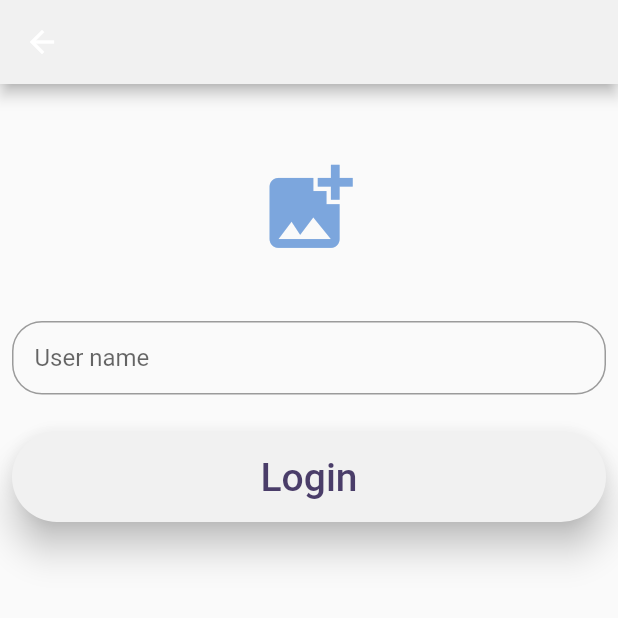
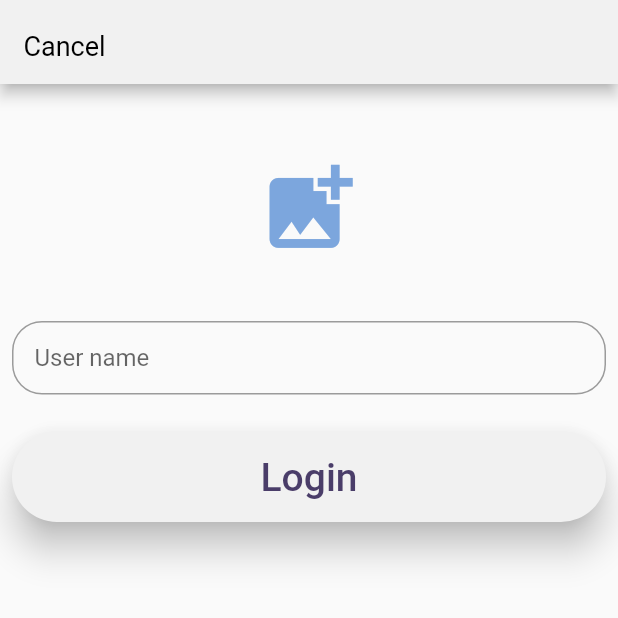
Before and after one commit to kabigon-li/flutter-practice, a Flutter app: the screen it shows after launch, after a tap on the "person add" icon, on a phone screen of 412 x 824 dp, the top half of it. Run offline on Flutter 3.47's test engine with Material 2 defaults, Android fonts, the phone set to English and light mode, and no system bars; our stand-ins replace flutter_calendar_carousel, fluttertoast, image_picker, settings_ui, sqflite; accounts and stored records are empty; Roboto replaces fonts that are missing (iconfont).

Commit message:
update: loginPage cancle button

```diff
--- a/lib/pages/loginPage.dart
+++ b/lib/pages/loginPage.dart
@@ -102,6 +102,23 @@ class _LoginPageState extends State<LoginPage> {
     final colorThemeProvider = Provider.of<ColorThemeProvider>(context);
     return Scaffold(
       appBar: AppBar(
+        leading: Padding(
+          padding: const EdgeInsets.only(left:30.0,top:20),
+          child: OverflowBox(
+            maxWidth: 100,
+            maxHeight: 100,
+            child: GestureDetector(
+              child: Text(
+                'Cancel',
+                style: TextStyle(fontSize: 18, color: Colors.black),
+              ),
+
+              onTap: () {
+                Navigator.of(context).pop();
+              },
+            ),
+          ),
+        ),
         centerTitle: true,
         backgroundColor: colorList[colorThemeProvider.selectedColorNumber ?? 4],
 
--- a/lib/tab/timeLine.dart
+++ b/lib/tab/timeLine.dart
@@ -225,7 +225,9 @@ class _TimeLine extends StatelessWidget {
                         ),
                   ),
                 ),
-                SizedBox(
+                Padding(
+                  padding: const EdgeInsets.only(left:12.0),
+                  child: SizedBox(
                     width: 270,
                     child: ListTile(
                       // 用户名
@@ -257,6 +259,7 @@ class _TimeLine extends StatelessWidget {
                           Icons.more_vert,
                           size: 24,
                           color: Colors.grey,
+                        ),
                       ),
                     ),
                   ),
```
Lines whose indentation alone changed are shown as unchanged.
